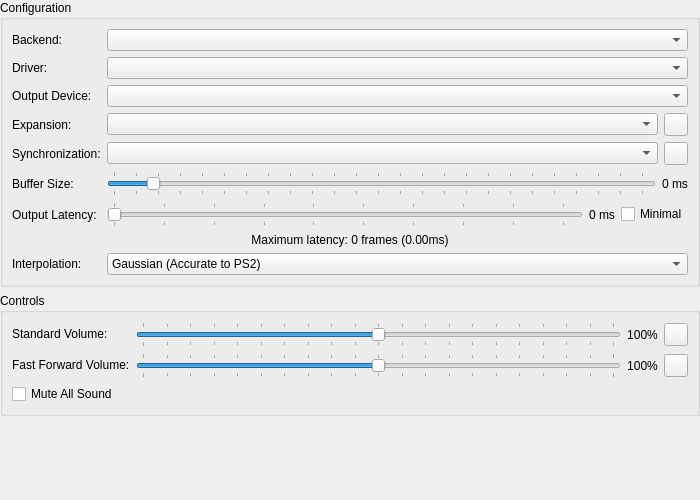
Qt form pcsx2-qt/Settings/AudioSettingsWidget.ui (immaculatevibes2025/pcsx2) before a commit.
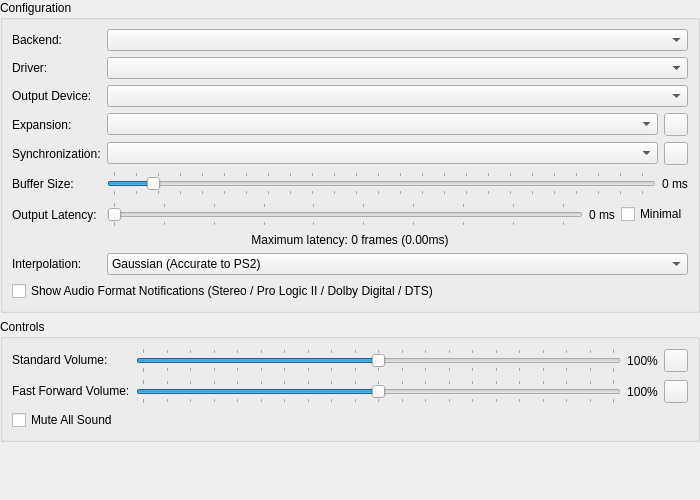
The same form after that commit. Icons and pictures are not drawn.

Commit message:
SPU2: Optional audio format notifications
Settings > Audio > 'Show Audio Format Notifications' (off by default) pops
up an on-screen message, like controller connections do:
- when a game starts: Stereo, Dolby Pro Logic II, or the expansion mode
  (Supported Games Only shows what it resolved to for that game)
- when Dolby Digital / DTS from the S/PDIF bitstream starts playing, with
  the decoded channel layout (e.g. 'Dolby Digital 5.1', 'DTS 4.0')
- when the bitstream stops for half a second and the normal format returns

Claude-Session: https://claude.ai/code/session_01MWy4niNMZ2VunUHMrvayYm

Patch:
```diff
--- a/pcsx2-qt/Settings/AudioSettingsWidget.ui
+++ b/pcsx2-qt/Settings/AudioSettingsWidget.ui
@@ -151,6 +151,13 @@
         </item>
        </widget>
       </item>
+      <item row="9" column="0" colspan="2">
+       <widget class="QCheckBox" name="formatNotifications">
+        <property name="text">
+         <string>Show Audio Format Notifications (Stereo / Pro Logic II / Dolby Digital / DTS)</string>
+        </property>
+       </widget>
+      </item>
       <item row="7" column="0" colspan="2">
        <widget class="QLabel" name="bufferingLabel">
         <property name="text">
```
The commit also changes 6 other files.
